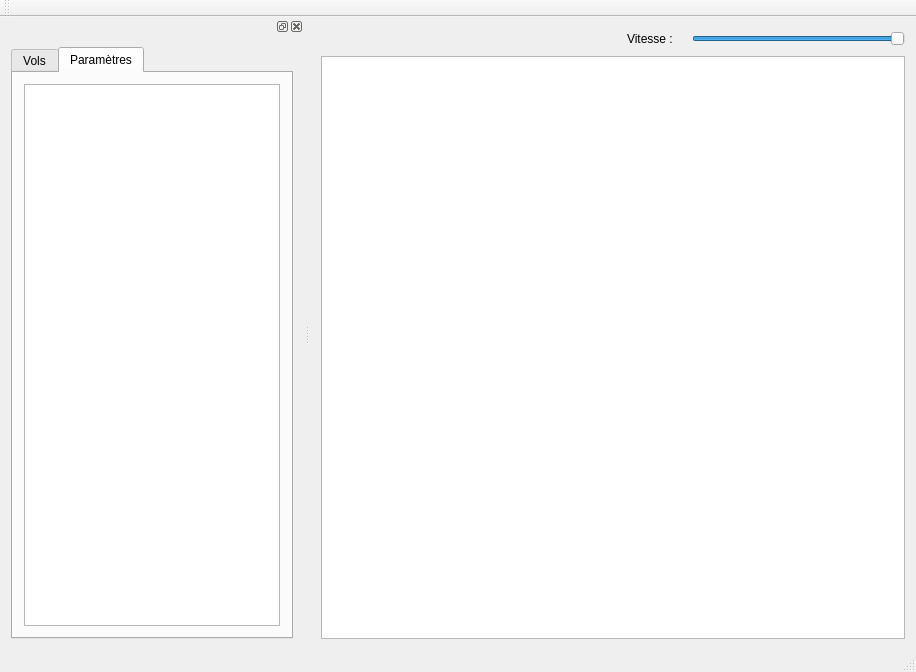
Before: the Qt Designer form rsase/SGBag/ui/fenetreprincipale.ui in padenot/usdp, drawn with Qt 5.
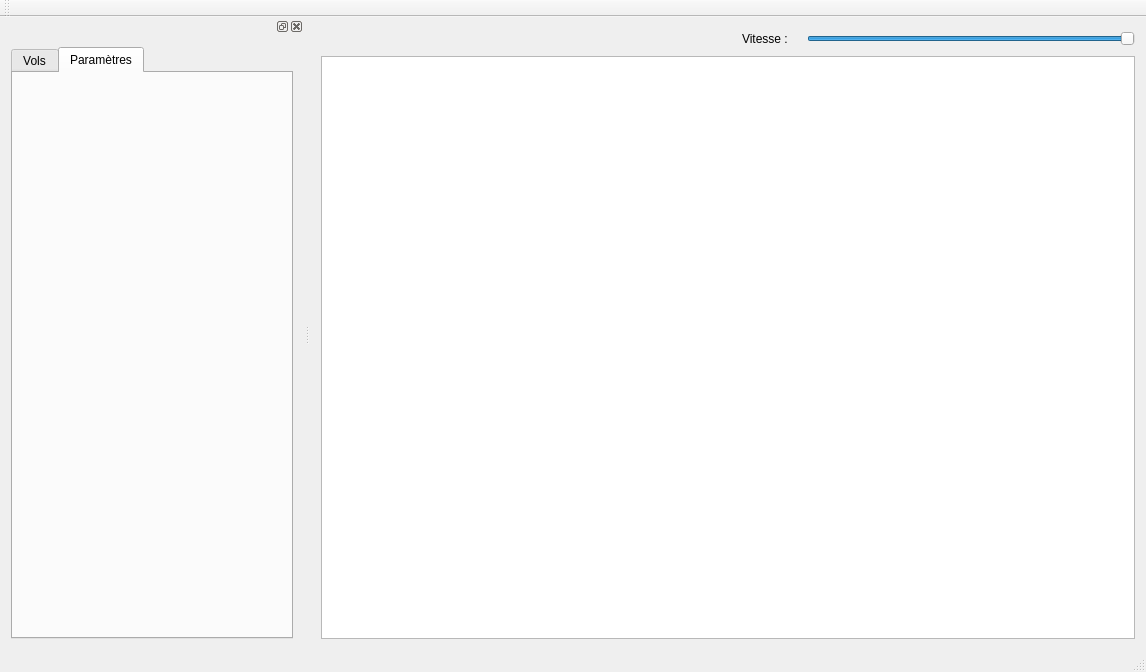
After: the same form once the commit is applied. The open tabs and pages were chosen to show the change. Icons and pictures are not drawn.

The edit to the form file:
```diff
--- a/rsase/SGBag/ui/fenetreprincipale.ui
+++ b/rsase/SGBag/ui/fenetreprincipale.ui
@@ -6,7 +6,7 @@
    <rect>
     <x>0</x>
     <y>0</y>
-    <width>916</width>
+    <width>1146</width>
     <height>672</height>
    </rect>
   </property>
@@ -186,24 +186,7 @@
         <attribute name="title">
          <string>Paramètres</string>
         </attribute>
-        <layout class="QGridLayout" name="gridLayout_6">
-         <item row="0" column="0">
-          <widget class="QTableWidget" name="TableParametres">
-           <attribute name="horizontalHeaderVisible">
-            <bool>false</bool>
-           </attribute>
-           <attribute name="horizontalHeaderStretchLastSection">
-            <bool>true</bool>
-           </attribute>
-           <attribute name="verticalHeaderVisible">
-            <bool>false</bool>
-           </attribute>
-           <attribute name="verticalHeaderStretchLastSection">
-            <bool>false</bool>
-           </attribute>
-          </widget>
-         </item>
-        </layout>
+        <layout class="QGridLayout" name="gridLayout_6"/>
        </widget>
       </widget>
      </item>
```
Left out of the diff: 6 changed lines with no effect on the pictures.
